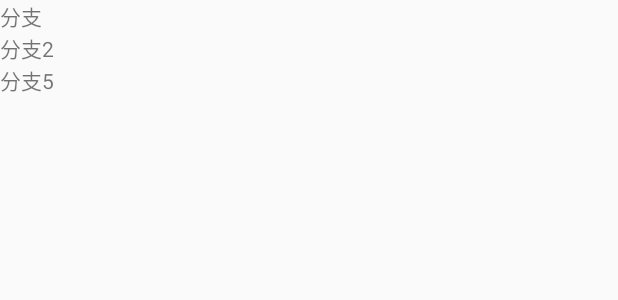
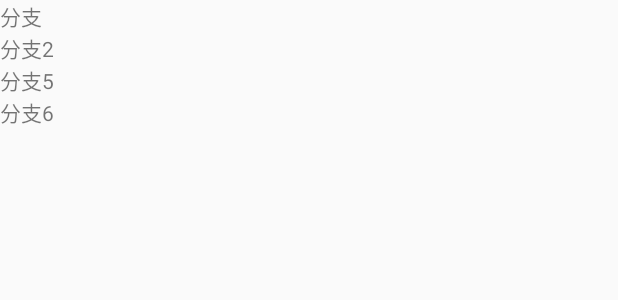
Before and after one commit to d071225/AndroidStudioDemo, an Android app: the layout activity_git.xml on its own in the app's theme, with its tools: preview values and no code run, on a phone screen of 412 x 824 dp. Shown: the top 300 px of the screen. Run offline under Robolectric (Android 15) with nearby library versions, the phone set to English and light mode, and no system bars.

Commit message:
增加分支代码6

```diff
--- a/androidfengkuangdemo/src/main/res/layout/activity_git.xml
+++ b/androidfengkuangdemo/src/main/res/layout/activity_git.xml
@@ -14,4 +14,8 @@
         android:layout_width="wrap_content"
         android:layout_height="wrap_content"
         android:text="分支5"/>
+    <TextView
+        android:layout_width="wrap_content"
+        android:layout_height="wrap_content"
+        android:text="分支6"/>
 </LinearLayout>
```
